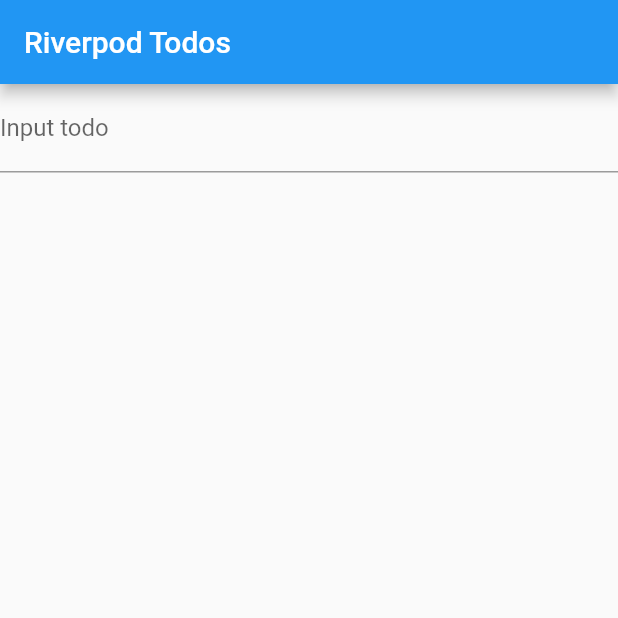
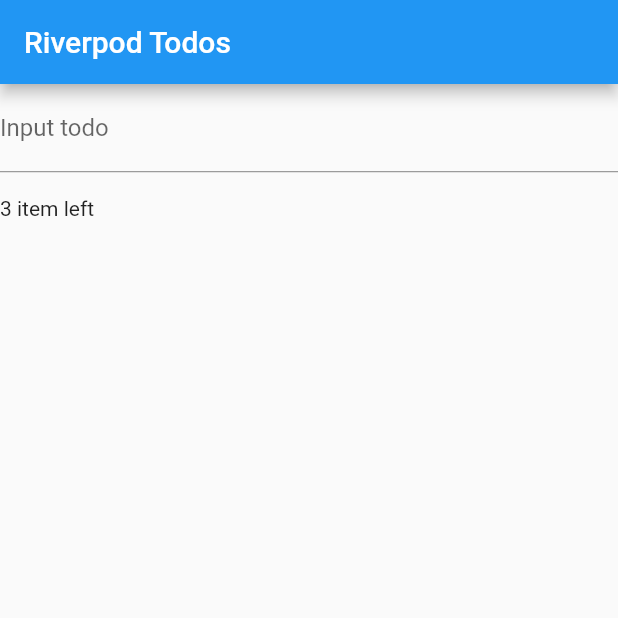
Before and after one commit to JAICHANGPARK/flutter_notebook_8th_story, a Flutter app: the screen it shows after launch, on a phone screen of 412 x 824 dp, the top half of it. Run offline on Flutter 3.47's test engine with Material 2 defaults, Android fonts, the phone set to English and light mode, and no system bars; our stand-ins replace badges, flutter_hooks, google_fonts, hooks_riverpod, state_notifier.

Commit message:
Update riverpod_todo_app.dart

```diff
--- a/lib/ep570_riverpod_app/todo/riverpod_todo_app.dart
+++ b/lib/ep570_riverpod_app/todo/riverpod_todo_app.dart
@@ -46,6 +46,23 @@ class TodoMainPage extends HookWidget {
                   context.read(todoListProvider).add(value);
                   newTodoController.clear();
                 },
+              ),
+              Material(
+                child: Row(
+                  children: [
+                    Expanded(child: Text(""
+                        "${useProvider(uncompletedTodosCount).toString()} item left")),
+                    Tooltip(
+                      key: allFilterKey,
+                      message: 'All todos',
+                      child: FlatButton(
+                        onPressed: (){
+                          filter.state = TodoListFilter.all;
+                        },
+                      ),
+                    )
+                  ],
+                ),
               )
             ],
 
```
